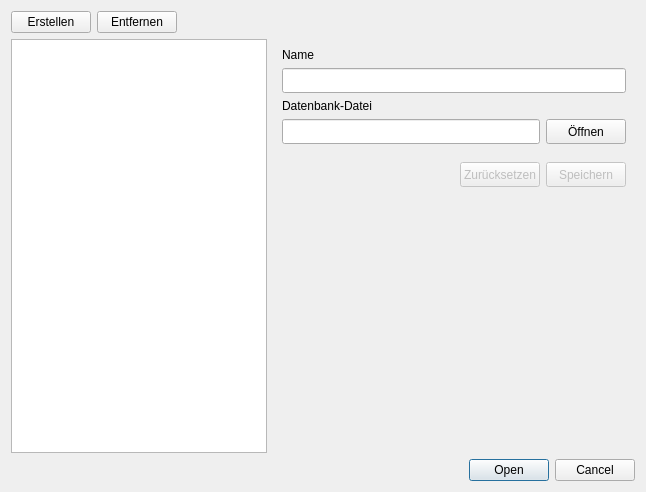
This is ui/qmfavoritedatabasedialog.ui in Christian-Kr/QualificationMatrix as Qt 5 draws it before an edit. The edited form follows.
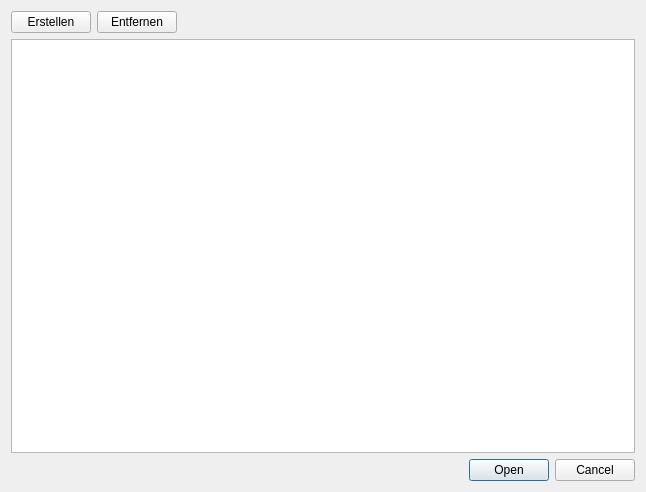
This is the edited form.

Commit message: restructure favorite dialog

```diff
--- a/ui/qmfavoritedatabasedialog.ui
+++ b/ui/qmfavoritedatabasedialog.ui
@@ -58,139 +58,27 @@
     </layout>
    </item>
    <item row="1" column="0">
-    <layout class="QHBoxLayout" name="horizontalLayout_4" stretch="0,2">
+    <layout class="QHBoxLayout" name="horizontalLayout_4" stretch="0">
      <item>
-      <widget class="QListWidget" name="lwFavorites"/>
-     </item>
-     <item>
-      <widget class="QWidget" name="editWidget" native="true">
-       <layout class="QGridLayout" name="gridLayout_2">
-        <item row="4" column="0" colspan="2">
-         <layout class="QHBoxLayout" name="horizontalLayout_2">
-          <property name="topMargin">
-           <number>12</number>
-          </property>
-          <property name="bottomMargin">
-           <number>12</number>
-          </property>
-          <item>
-           <spacer name="horizontalSpacer">
-            <property name="orientation">
-             <enum>Qt::Horizontal</enum>
-            </property>
-            <property name="sizeHint" stdset="0">
-             <size>
-              <width>40</width>
-              <height>20</height>
-             </size>
-            </property>
-           </spacer>
-          </item>
-          <item>
-           <widget class="QPushButton" name="pbReset">
-            <property name="enabled">
-             <bool>false</bool>
-            </property>
-            <property name="minimumSize">
-             <size>
-              <width>0</width>
-              <height>25</height>
-             </size>
-            </property>
-            <property name="text">
-             <string>Zurücksetzen</string>
-            </property>
-           </widget>
-          </item>
-          <item>
-           <widget class="QPushButton" name="pbSave">
-            <property name="enabled">
-             <bool>false</bool>
-            </property>
-            <property name="minimumSize">
-             <size>
-              <width>0</width>
-              <height>25</height>
-             </size>
-            </property>
-            <property name="text">
-             <string>Speichern</string>
-            </property>
-           </widget>
-          </item>
-         </layout>
-        </item>
-        <item row="1" column="0" colspan="2">
-         <widget class="QLineEdit" name="leName">
-          <property name="minimumSize">
-           <size>
-            <width>0</width>
-            <height>25</height>
-           </size>
-          </property>
-         </widget>
-        </item>
-        <item row="3" column="0" colspan="2">
-         <layout class="QHBoxLayout" name="horizontalLayout">
-          <item>
-           <widget class="QLineEdit" name="leDatabaseFile">
-            <property name="enabled">
-             <bool>true</bool>
-            </property>
-            <property name="minimumSize">
-             <size>
-              <width>0</width>
-              <height>25</height>
-             </size>
-            </property>
-            <property name="readOnly">
-             <bool>true</bool>
-            </property>
-           </widget>
-          </item>
-          <item>
-           <widget class="QPushButton" name="pbOpen">
-            <property name="minimumSize">
-             <size>
-              <width>0</width>
-              <height>25</height>
-             </size>
-            </property>
-            <property name="text">
-             <string>Öffnen</string>
-            </property>
-           </widget>
-          </item>
-         </layout>
-        </item>
-        <item row="0" column="0">
-         <widget class="QLabel" name="label">
-          <property name="text">
-           <string>Name</string>
-          </property>
-         </widget>
-        </item>
-        <item row="2" column="0">
-         <widget class="QLabel" name="label_2">
-          <property name="text">
-           <string>Datenbank-Datei</string>
-          </property>
-         </widget>
-        </item>
-        <item row="5" column="0" colspan="2">
-         <spacer name="verticalSpacer">
-          <property name="orientation">
-           <enum>Qt::Vertical</enum>
-          </property>
-          <property name="sizeHint" stdset="0">
-           <size>
-            <width>20</width>
-            <height>184</height>
-           </size>
-          </property>
-         </spacer>
-        </item>
-       </layout>
+      <widget class="QTableView" name="tvFavorites">
+       <property name="editTriggers">
+        <set>QAbstractItemView::DoubleClicked|QAbstractItemView::EditKeyPressed</set>
+       </property>
+       <property name="selectionMode">
+        <enum>QAbstractItemView::SingleSelection</enum>
+       </property>
+       <property name="selectionBehavior">
+        <enum>QAbstractItemView::SelectRows</enum>
+       </property>
+       <attribute name="horizontalHeaderCascadingSectionResizes">
+        <bool>true</bool>
+       </attribute>
+       <attribute name="horizontalHeaderDefaultSectionSize">
+        <number>200</number>
+       </attribute>
+       <attribute name="horizontalHeaderStretchLastSection">
+        <bool>true</bool>
+       </attribute>
       </widget>
      </item>
     </layout>
```
Left out of the diff: 52 changed lines with no effect on the pictures. The commit also changes 4 other files.
